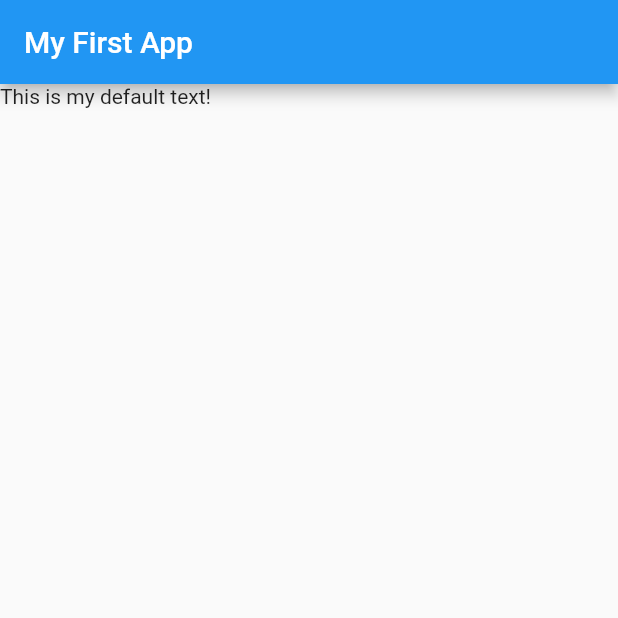
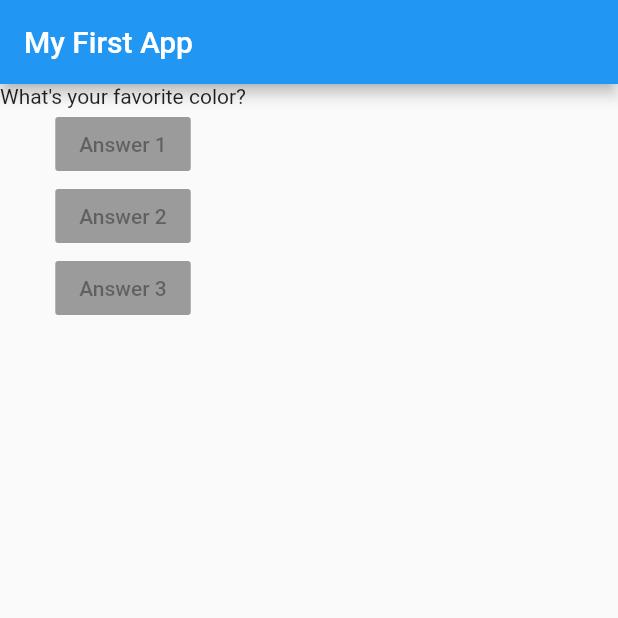
Before and after one commit to sahil1sk/flutter, a Flutter app: the screen it shows after launch, on a phone screen of 412 x 824 dp, the top half of it. Run offline on Flutter 3.47's test engine with Material 2 defaults, Android fonts, the light colour scheme and no system bars.

Commit message:
Adding Layout Widget

```diff
--- a/lib/main.dart
+++ b/lib/main.dart
@@ -9,11 +9,18 @@
   // setting that this is the override method
   @override
   Widget build(BuildContext context) {
-    //Scaffold give the basic design structure which more look like regular ui
+
     return MaterialApp(
       home: Scaffold(
         appBar: AppBar(title: Text('My First App'),),
-        body: Text('This is my default text!'),
+        body: Column(
+          children: <Widget>[
+            Text('What\'s your favorite color?'),
+            RaisedButton(child: Text('Answer 1'), onPressed: null, ),
+            RaisedButton(child: Text('Answer 2'), onPressed: null, ),
+            RaisedButton(child: Text('Answer 3'), onPressed: null, ),
+          ],
+        ),
       ),
     );
   }
```
